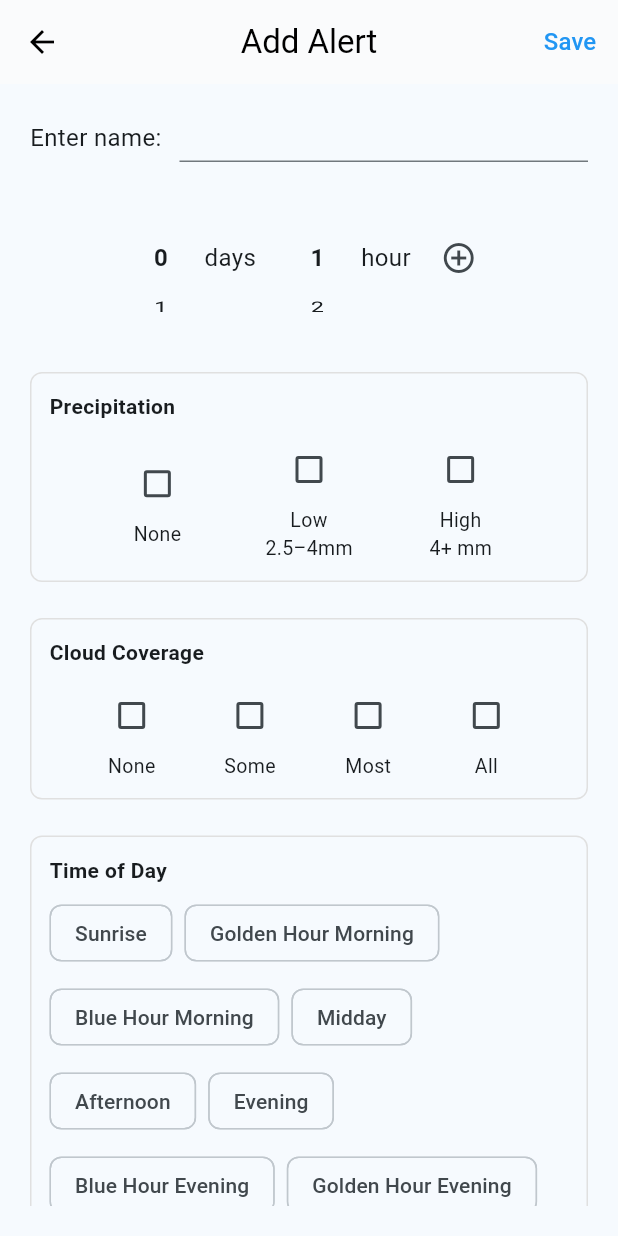
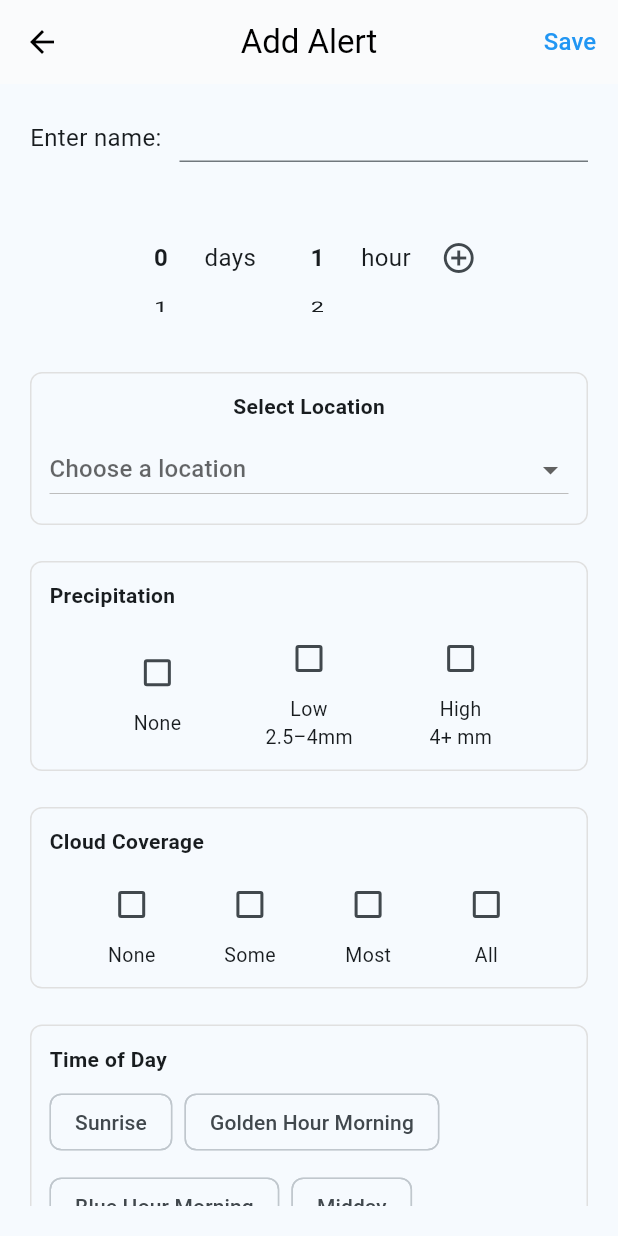
Before and after one commit to daniel-ljb/photography-weather-app, a Flutter app: the AddAlertPage screen opened by its route, on a phone screen of 412 x 824 dp. Run offline on Flutter 3.47's test engine with Material 3 defaults, Android fonts, the phone set to English and light mode, and no system bars; our stand-ins replace flutter_dotenv, flutter_map, latlong2; missing offline and left inert: flutter_map_animations, flutter_map_cancellable_tile_provider, flutter_map_math.

Commit message:
added location selector for alerts

```diff
--- a/lib/models/alert.dart
+++ b/lib/models/alert.dart
@@ -4,6 +4,7 @@ class Alert {
   final Set<int> precipitation;
   final Set<int> cloudCoverage;
   final Set<int> timesOfDay;
+  final Map<String,dynamic> location;
 
   Alert({
     required this.name,
@@ -11,5 +12,6 @@ class Alert {
     required this.precipitation,
     required this.cloudCoverage,
     required this.timesOfDay,
+    required this.location
   });
 }
--- a/lib/models/location_manager.dart
+++ b/lib/models/location_manager.dart
@@ -54,6 +54,10 @@ class LocationManager {
     }
   }
 
+  List<Map<String,dynamic>> getLocations() {
+    return _savedLocations;
+  }
+
   // Method to add a location
   void addLocation(Map<String, dynamic> location) {
     // Prevent adding duplicates based on latitude and longitude within 10 meters
--- a/lib/pages/add_alert.dart
+++ b/lib/pages/add_alert.dart
@@ -1,4 +1,6 @@
 import 'package:flutter/material.dart';
+import 'package:latlong2/latlong.dart';
+import 'package:weather_app/models/location_manager.dart';
 import '../models/alert.dart';
 import '../models/alert_manager.dart';
 
@@ -19,6 +21,7 @@ class _AddAlertPageState extends State<AddAlertPage> {
   // Use unique names and explicit types
   Set<int> _precipitationSet = <int>{};
   Set<int> _cloudCoverageSet = <int>{};
+  Map<String,dynamic>? _selectedLocation;
 
   // Add controllers for the wheels
   final FixedExtentScrollController _daysController =
@@ -42,6 +45,8 @@ class _AddAlertPageState extends State<AddAlertPage> {
   Set<int> _selectedTimesOfDay = <int>{};
 
   int? _editIndex;
+
+
 
   @override
   void didChangeDependencies() {
@@ -91,6 +96,9 @@ class _AddAlertPageState extends State<AddAlertPage> {
     _hoursController.jumpToItem(hoursIndex);
   }
 
+  final List<Map<String,dynamic>> _savedLocations = LocationManager().getLocations();
+
+
   @override
   Widget build(BuildContext context) {
     return Scaffold(
@@ -101,6 +109,16 @@ class _AddAlertPageState extends State<AddAlertPage> {
         actions: [
           TextButton(
             onPressed: () {
+              // Check if location is selected
+              if (_selectedLocation == null) {
+                ScaffoldMessenger.of(context).showSnackBar(
+                  const SnackBar(
+                    content: Text('Please enter a location'),
+                    duration: Duration(seconds: 1),
+                  ),
+                );
+                return;
+              }
               // Save alert
               final alert = Alert(
                 name:
@@ -111,6 +129,7 @@ class _AddAlertPageState extends State<AddAlertPage> {
                 precipitation: Set<int>.from(_precipitationSet),
                 cloudCoverage: Set<int>.from(_cloudCoverageSet),
                 timesOfDay: Set<int>.from(_selectedTimesOfDay),
+                location: _selectedLocation!
               );
               if (_editIndex != null) {
                 AlertManager().updateAlert(_editIndex!, alert);
@@ -318,6 +337,40 @@ class _AddAlertPageState extends State<AddAlertPage> {
                   const SizedBox(height: 12),
                 ],
               ),
+            // Select location
+            const SizedBox(height: 24),
+            Container(
+              padding: const EdgeInsets.all(12),
+              decoration: BoxDecoration(
+                border: Border.all(color: Colors.grey.shade300),
+                borderRadius: BorderRadius.circular(8),
+              ),
+              child: Column(
+                children: [const Text(
+                  "Select Location",
+                  style: TextStyle(fontWeight: FontWeight.bold),
+                ),
+                const SizedBox(height: 8),
+                  DropdownButton<Map<String,dynamic>>(
+                    isExpanded: true,
+                    value: _selectedLocation,
+                    hint: const Text('Choose a location'),
+                    items: _savedLocations.map((location) {
+                      return DropdownMenuItem<Map<String,dynamic>>(
+                        value: location,
+                        child: Text(location['name']),
+                      );
+                    }).toList(),
+                    onChanged: (newValue) {
+                      setState(() {
+                        _selectedLocation = newValue;
+                      });
+                    },
+                  ),
+                ]
+              )
+            ),
+
             const SizedBox(height: 24),
             // Precipitation
             Container(
```
